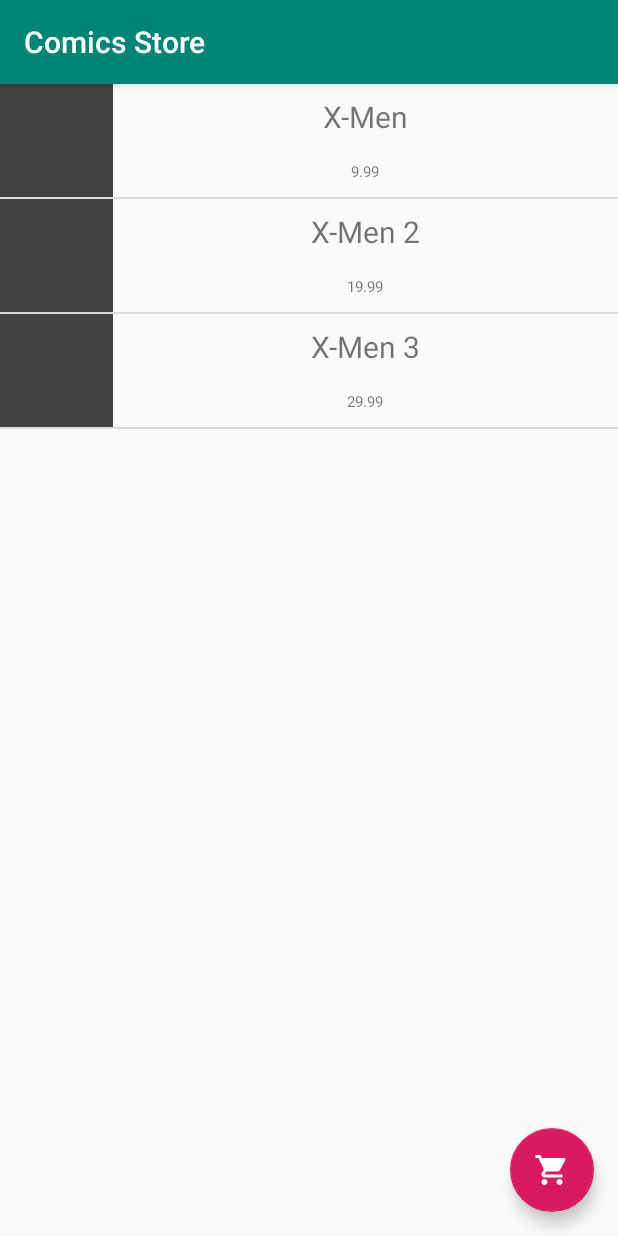
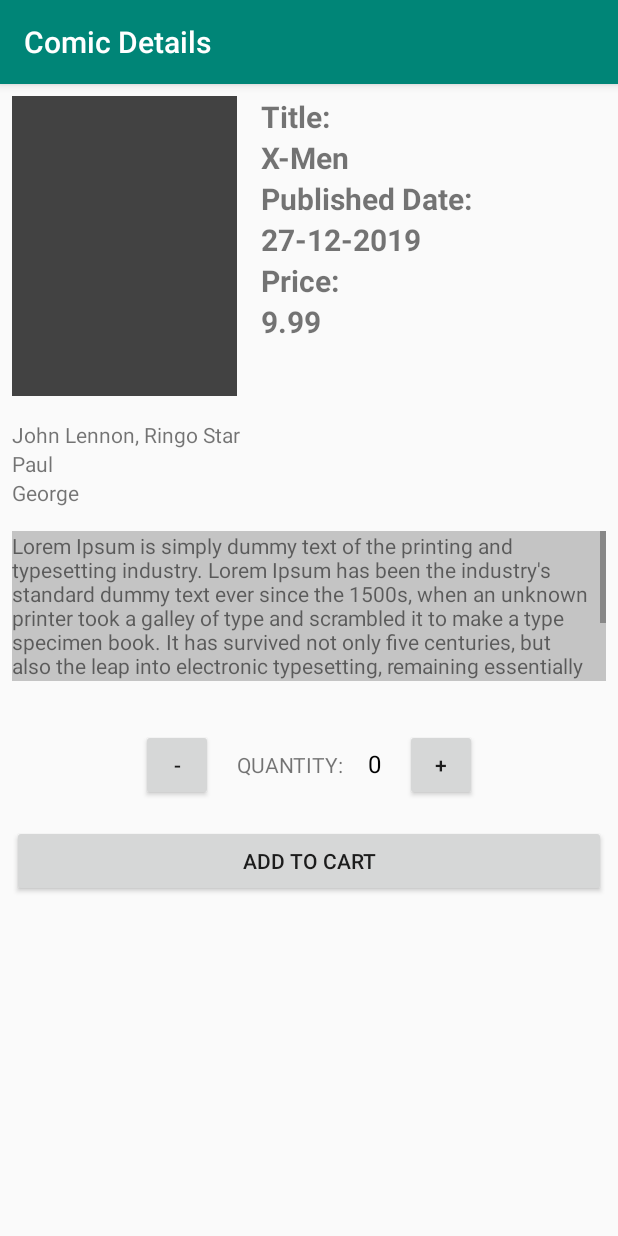
Before and after one commit to raulkfernandes/Marvel_Store, an Android app: the screen it shows after launch (ComicStoreActivity before the commit, ComicDetailsActivity after it), after a tap on "X-Men", on a phone screen of 412 x 824 dp. Run offline under Robolectric (Android 15) with nearby library versions, the phone set to English and light mode, and no system bars.

Commit message:
Definindo fluxo entre telas

```diff
--- a/app/src/main/java/br/com/phoebus/marvelstore/activity/ComicDetailsActivity.java
+++ b/app/src/main/java/br/com/phoebus/marvelstore/activity/ComicDetailsActivity.java
@@ -1,6 +1,8 @@
 package br.com.phoebus.marvelstore.activity;
 
+import android.content.Intent;
 import android.os.Bundle;
+import android.util.Log;
 import android.view.View;
 import android.widget.Button;
 import android.widget.TextView;
@@ -15,15 +17,36 @@
 
 public class ComicDetailsActivity extends AppCompatActivity {
 
-    int quantity = 0;
+    private int quantity = 0;
+    private ComicDAO dao = new ComicDAO();
 
     @Override
     protected void onCreate(@Nullable Bundle savedInstanceState) {
         super.onCreate(savedInstanceState);
-        setTitle("Title: '+ getComicTitle()'");
+        setTitle("Comic Details");
         setContentView(R.layout.activity_comic_details);
 
-        final Comic comic = new Comic("Spiderman", "9.99");
+        Button incrementButton = findViewById(R.id.activity_comic_details_increment_button);
+        Button decrementButton = findViewById(R.id.activity_comic_details_decrement_button);
+
+        incrementButton.setOnClickListener(new View.OnClickListener() {
+            @Override
+            public void onClick(View view) {
+                increment();
+            }
+        });
+
+        decrementButton.setOnClickListener(new View.OnClickListener() {
+            @Override
+            public void onClick(View view) {
+                decrement();
+            }
+        });
+
+        Intent comicIntent = getIntent();
+        final Comic comic = (Comic) comicIntent.getSerializableExtra("selectedComic");
+
+        populateComicDetailsUI(comic);
 
         Button addToCartButton = findViewById(R.id.activity_comic_store_add_to_cart_button);
         addToCartButton.setOnClickListener(new View.OnClickListener() {
@@ -34,29 +57,37 @@
             }
             else {
                 Toast.makeText(ComicDetailsActivity.this, quantity + " Itens added to cart", Toast.LENGTH_LONG).show();
-                    ComicDAO dao = new ComicDAO();
-
                 for(int i = 1; i <= quantity; i++) {
                     dao.addToCart(comic);
                 }
-
-                    Toast.makeText(ComicDetailsActivity.this, dao.getCartList().toString(), Toast.LENGTH_LONG).show();
                 finish();
             }
             }
         });
     }
 
-//    @Override
-//    public void onBackPressed() {
-//        super.onBackPressed();
-//        finish();
-//    }
+    private void populateComicDetailsUI(Comic comic) {
+        TextView title = findViewById(R.id.activity_comic_details_title);
+        TextView publishedDate = findViewById(R.id.activity_comic_details_published);
+        TextView price = findViewById(R.id.activity_comic_details_price);
+        TextView writers = findViewById(R.id.activity_comic_details_writers);
+        TextView pencilers = findViewById(R.id.activity_comic_details_pencilers);
+        TextView coverArtists = findViewById(R.id.activity_comic_details_cover_artists);
+        TextView description = findViewById(R.id.activity_comic_details_description);
+
+        title.setText(comic.getTitle());
+        publishedDate.setText(comic.getPublishedDate());
+        price.setText(comic.getPrice());
+        writers.setText(comic.getWriters());
+        pencilers.setText(comic.getPencilers());
+        coverArtists.setText(comic.getCoverArtists());
+        description.setText(comic.getDescription());
+    }
 
     /**
      * This method increments the quantity on the screen.
      */
-    public void increment(View view) {
+    private void increment() {
         if (quantity == 20) {
             Toast.makeText(this, "You cannot add more than 20 comics in a single purchase", Toast.LENGTH_SHORT).show();
             return;
@@ -69,7 +100,7 @@
     /**
      * This method decrements the quantity on the screen.
      */
-    public void decrement(View view) {
+    private void decrement() {
         if (quantity == 0) {
             Toast.makeText(this, "You must add at least one item to the cart", Toast.LENGTH_SHORT).show();
             return;
--- a/app/src/main/java/br/com/phoebus/marvelstore/activity/ComicStoreActivity.java
+++ b/app/src/main/java/br/com/phoebus/marvelstore/activity/ComicStoreActivity.java
@@ -21,6 +21,9 @@
 import br.com.phoebus.marvelstore.model.Comic;
 
 public class ComicStoreActivity extends AppCompatActivity {
+
+    ComicDAO dao = new ComicDAO();
+
     @Override
     protected void onCreate(@Nullable Bundle savedInstanceState) {
         super.onCreate(savedInstanceState);
@@ -31,32 +34,44 @@
         shoppingCartButton.setOnClickListener(new View.OnClickListener() {
             @Override
             public void onClick(View view) {
-                Intent intent = new Intent(ComicStoreActivity.this, ShoppingCartActivity.class);
-                startActivity(intent);
+                if(dao.getCartList() == null || dao.isCartEmpty()) {
+                    Toast.makeText(ComicStoreActivity.this, "You must add at leat one comic to your cart.", Toast.LENGTH_SHORT).show();
+                }
+                else {
+                    Intent intent = new Intent(ComicStoreActivity.this, ShoppingCartActivity.class);
+                    startActivity(intent);
+                }
+            }
+        });
+
+        final List<Comic> comicStoreList = populateComics();
+        ComicStoreAdapter mAdapter = new ComicStoreAdapter(this, comicStoreList);
+        final ListView comicListView = findViewById(R.id.activity_comic_store_list_view);
+        comicListView.setAdapter(mAdapter);
+
+        comicListView.setOnItemClickListener(new AdapterView.OnItemClickListener() {
+            @Override
+            public void onItemClick(AdapterView<?> adapterView, View view, int posicao, long id) {
+            Comic selectedComic = comicStoreList.get(posicao);
+
+            Intent comicIntent = new Intent(ComicStoreActivity.this, ComicDetailsActivity.class);
+            comicIntent.putExtra("selectedComic", selectedComic);
+            startActivity(comicIntent);
             }
         });
     }
 
-    @Override
-    protected void onResume() {
-        super.onResume();
+    private List<Comic> populateComics() {
+        List<Comic> comicList = new ArrayList<>();
 
-        //Simulating Marvel's API request
-        ComicDAO dao = new ComicDAO();
-        dao.addFirstItens();
-        final List<Comic> comicStoreList = dao.getCartList();
+        Comic firstComic = new Comic("X-Men", "9.99");
+        Comic secComic = new Comic("Spiderman", "19.99");
+        Comic thirdComic = new Comic("Hulk", "29.99");
 
-        ComicStoreAdapter mAdapter = new ComicStoreAdapter(this, comicStoreList);
+        comicList.add(firstComic);
+        comicList.add(secComic);
+        comicList.add(thirdComic);
 
-        final ListView comicList = findViewById(R.id.activity_comic_store_list_view);
-        comicList.setAdapter(mAdapter);
-
-        comicList.setOnItemClickListener(new AdapterView.OnItemClickListener() {
-            @Override
-            public void onItemClick(AdapterView<?> adapterView, View view, int posicao, long id) {
-
-                Toast.makeText(ComicStoreActivity.this, "" + comicStoreList.get(posicao), Toast.LENGTH_SHORT).show();
-            }
-        });
+        return comicList;
     }
 }
--- a/app/src/main/java/br/com/phoebus/marvelstore/dao/ComicDAO.java
+++ b/app/src/main/java/br/com/phoebus/marvelstore/dao/ComicDAO.java
@@ -8,21 +8,11 @@
 public class ComicDAO {
 
     public boolean isCartEmpty() {
-        return ShoppingCartSingleton.getInstante().isEmpty();
+        return ShoppingCartSingleton.getInstante().isComicListEmpty();
     }
 
     public void addToCart(Comic comic) {
         ShoppingCartSingleton.getInstante().addComic(comic);
-    }
-
-    public void addFirstItens() {
-        Comic firstComic = new Comic("X-Men", "9.99");
-        Comic secComic = new Comic("X-Men 2", "19.99");
-        Comic thirdComic = new Comic("X-Men 3", "29.99");
-
-        addToCart(firstComic);
-        addToCart(secComic);
-        addToCart(thirdComic);
     }
 
     public void removeFromCart(int index) {
@@ -32,4 +22,8 @@
     public List<Comic> getCartList() {
         return ShoppingCartSingleton.getInstante().getComicList();
     }
+
+    public void clearCarList() {
+        ShoppingCartSingleton.getInstante().clearComicList();
+    }
 }
--- a/app/src/main/java/br/com/phoebus/marvelstore/model/Comic.java
+++ b/app/src/main/java/br/com/phoebus/marvelstore/model/Comic.java
@@ -1,6 +1,8 @@
 package br.com.phoebus.marvelstore.model;
 
-public class Comic {
+import java.io.Serializable;
+
+public class Comic implements Serializable {
 
     private String title;
 
@@ -21,11 +23,11 @@
     public Comic(String title, String price) {
         this.title = title;
         this.price = Double.valueOf(price);
-        this.publishedDate = "27, December, 2019";
-        this.writers = "John";
+        this.publishedDate = "27-12-2019";
+        this.writers = "John Lennon, Ringo Star";
         this.pencilers = "Paul";
         this.coverArtists = "George";
-        this.description = "Ringo";
+        this.description = "Lorem Ipsum is simply dummy text of the printing and typesetting industry. Lorem Ipsum has been the industry's standard dummy text ever since the 1500s, when an unknown printer took a galley of type and scrambled it to make a type specimen book. It has survived not only five centuries, but also the leap into electronic typesetting, remaining essentially unchanged. It was popularised in the 1960s with the release of Letraset sheets containing Lorem Ipsum passages, and more recently with desktop publishing software like Aldus PageMaker including versions of Lorem Ipsum.";
     }
 
     // Complete Constructor
@@ -110,6 +112,6 @@
 
     @Override
     public String toString() {
-        return getTitle();
+        return getTitle() + " " + getPrice();
     }
 }
--- a/app/src/main/res/layout/activity_comic_details.xml
+++ b/app/src/main/res/layout/activity_comic_details.xml
@@ -1,75 +1,112 @@
 <?xml version="1.0" encoding="utf-8"?>
-<RelativeLayout xmlns:android="http://schemas.android.com/apk/res/android"
-    android:layout_width="match_parent"
-    android:layout_height="match_parent"
-    xmlns:app="http://schemas.android.com/apk/res-auto">
-
-    <LinearLayout
+<LinearLayout xmlns:android="http://schemas.android.com/apk/res/android"
     android:layout_width="match_parent"
     android:layout_height="match_parent"
     android:orientation="vertical">
 
+    <LinearLayout
+        android:layout_width="match_parent"
+        android:layout_height="wrap_content"
+        android:orientation="horizontal">
+
         <ImageView
             android:id="@+id/co"
             android:background="@color/cardview_dark_background"
-            android:layout_width="match_parent"
-            android:layout_height="150dp"
+            android:layout_width="150dp"
+            android:layout_height="200dp"
             android:layout_margin="8dp"/>
+
+        <LinearLayout
+            android:layout_width="wrap_content"
+            android:layout_height="wrap_content"
+            android:orientation="vertical"
+            android:layout_margin="8dp">
+
+            <TextView
+                android:text="Title:"
+                android:textSize="20sp"
+                android:textStyle="bold"
+                android:layout_width="wrap_content"
+                android:layout_height="wrap_content"/>
+            <TextView
+                android:id="@+id/activity_comic_details_title"
+                android:text="Title"
+                android:textSize="20sp"
+                android:textStyle="bold"
+                android:layout_width="wrap_content"
+                android:layout_height="wrap_content" />
+
+            <TextView
+                android:text="Published Date:"
+                android:textSize="20sp"
+                android:textStyle="bold"
+                android:layout_width="wrap_content"
+                android:layout_height="wrap_content"/>
+
+            <TextView
+                android:id="@+id/activity_comic_details_published"
+                android:text="Published Date"
+                android:textSize="20sp"
+                android:textStyle="bold"
+                android:layout_width="wrap_content"
+                android:layout_height="wrap_content" />
+
+            <TextView
+                android:text="Price:"
+                android:textSize="20sp"
+                android:textStyle="bold"
+                android:layout_width="wrap_content"
+                android:layout_height="wrap_content"/>
+            <TextView
+                android:id="@+id/activity_comic_details_price"
+                android:text="Price"
+                android:textSize="20sp"
+                android:textStyle="bold"
+                android:layout_width="wrap_content"
+                android:layout_height="wrap_content"/>
+        </LinearLayout>
+    </LinearLayout>
 
     <LinearLayout
         android:layout_width="match_parent"
         android:layout_height="wrap_content"
-            android:orientation="horizontal"
+        android:orientation="vertical"
         android:layout_margin="8dp">
 
         <TextView
-                android:text="Writer:"
+            android:id="@+id/activity_comic_details_writers"
+            android:text="Writer: "
             android:layout_width="wrap_content"
             android:layout_height="wrap_content"
             android:layout_marginRight="8dp"
             android:layout_marginEnd="8dp" />
 
         <TextView
-                android:text="Penciler:"
-                android:layout_width="wrap_content"
-                android:layout_height="wrap_content"
-                android:layout_marginRight="8dp"
-                android:layout_marginEnd="8dp" />
-        </LinearLayout>
-
-        <LinearLayout
-            android:layout_width="match_parent"
-            android:layout_height="wrap_content"
-            android:orientation="horizontal"
-            android:layout_margin="8dp">
-
-            <TextView
-                android:text="Cover Artist:"
+            android:id="@+id/activity_comic_details_pencilers"
+            android:text="Penciler: "
             android:layout_width="wrap_content"
             android:layout_height="wrap_content"
             android:layout_marginRight="8dp"
             android:layout_marginEnd="8dp" />
 
         <TextView
-                android:text="Published:"
+            android:id="@+id/activity_comic_details_cover_artists"
+            android:text="Cover Artist: "
             android:layout_width="wrap_content"
             android:layout_height="wrap_content"
             android:layout_marginRight="8dp"
             android:layout_marginEnd="8dp" />
-        </LinearLayout>
 
         <TextView
-            android:text="Price:"
-            android:layout_width="wrap_content"
-            android:layout_height="wrap_content"
-            android:layout_margin="8dp"/>
-
-        <TextView
+            android:id="@+id/activity_comic_details_description"
             android:text="Description:"
             android:background="@color/cardview_shadow_start_color"
             android:layout_width="match_parent"
             android:layout_height="100dp"
-            android:layout_margin="8dp" />
+            android:scrollbars="vertical"
+            android:layout_marginVertical="16dp"/>
+
+    </LinearLayout>
 
     <LinearLayout
         android:layout_width="match_parent"
@@ -79,10 +116,10 @@
         android:gravity="center_horizontal">
 
         <Button
+            android:id="@+id/activity_comic_details_decrement_button"
             android:layout_width="48dp"
             android:layout_height="48dp"
             android:layout_marginHorizontal="8dp"
-                android:onClick="decrement"
             android:text="-" />
 
         <TextView
@@ -101,10 +138,10 @@
             android:textSize="16sp" />
 
         <Button
+            android:id="@+id/activity_comic_details_increment_button"
             android:layout_width="48dp"
             android:layout_height="48dp"
             android:layout_marginHorizontal="8dp"
-                android:onClick="increment"
             android:text="+" />
     </LinearLayout>
 
@@ -117,5 +154,3 @@
         android:layout_gravity="center_horizontal"/>
 
 </LinearLayout>
-
-</RelativeLayout>
```
Also changed, not shown: app/src/main/java/br/com/phoebus/marvelstore/activity/ShoppingCartActivity.java (+8 -28 lines), app/src/main/java/br/com/phoebus/marvelstore/model/ShoppingCartSingleton.java (+12 -6 lines). Lines whose indentation alone changed are shown as unchanged.
